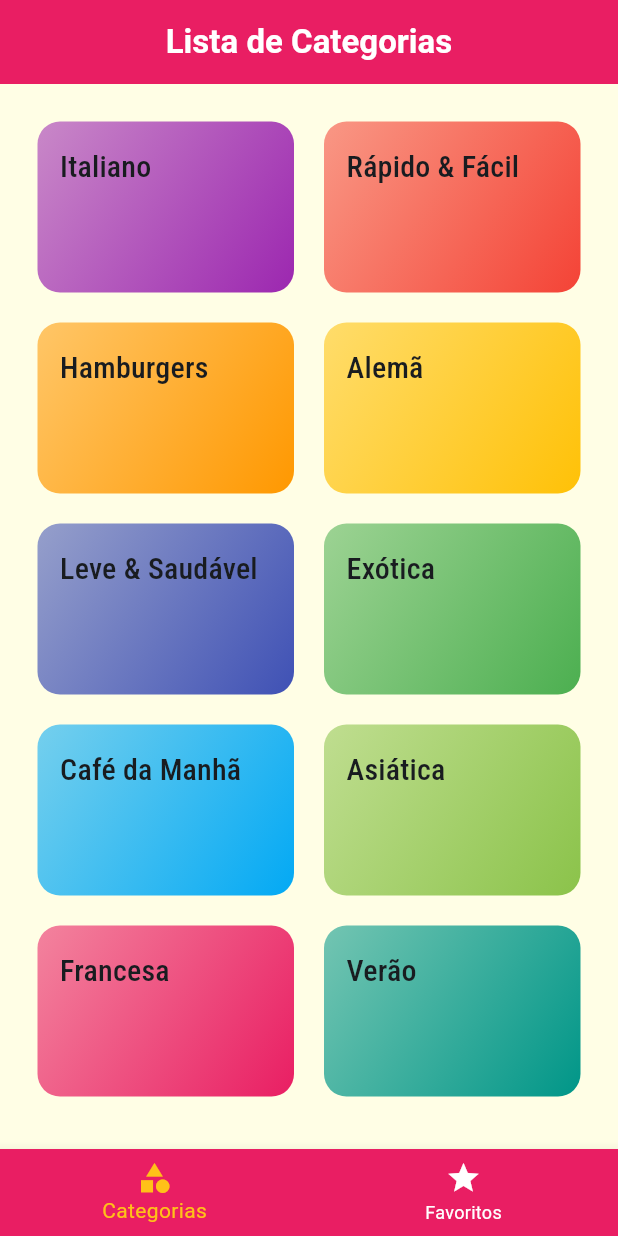
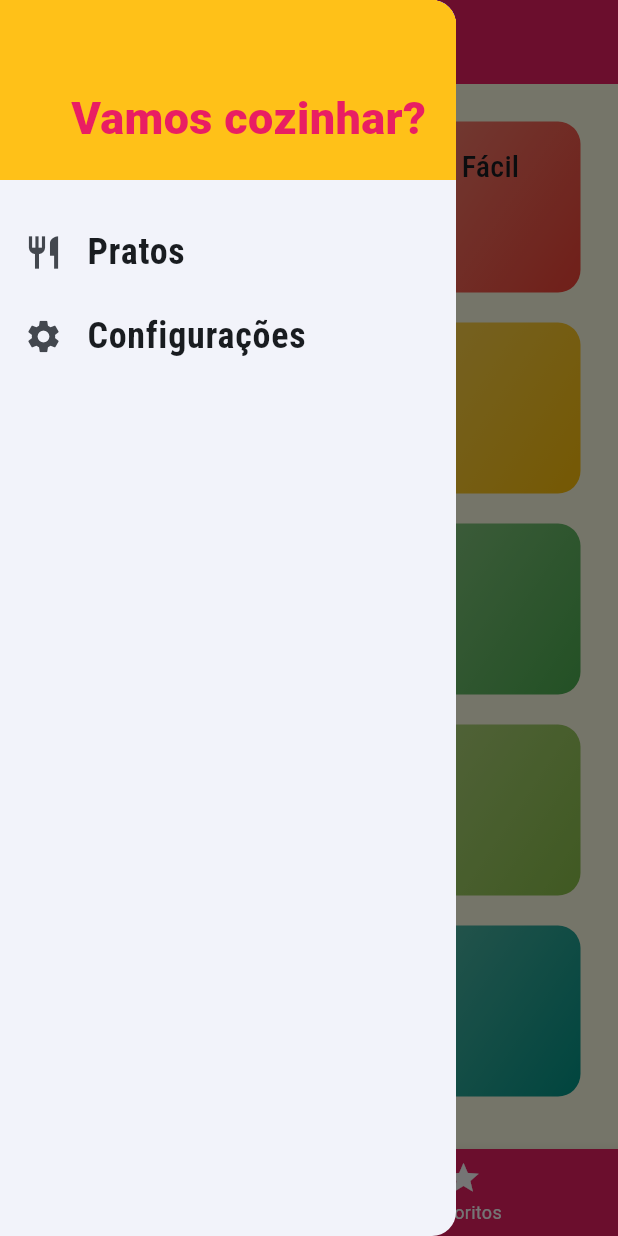
Before and after one commit to And5reas/comida, a Flutter app: the screen it shows after launch, with the side drawer open (before the commit the screen has no drawer), on a phone screen of 412 x 824 dp. Run offline on Flutter 3.47's test engine with Material 3 defaults, Android fonts, the light colour scheme and no system bars.

Commit message:
Created Drawer

```diff
--- /dev/null
+++ b/lib/components/main_drawer.dart
@@ -0,0 +1,50 @@
+import 'package:flutter/material.dart';
+
+class MainDrawer extends StatelessWidget {
+  Widget _createItem(IconData icon, String label) {
+    return ListTile(
+      leading: Icon(
+        icon,
+        size: 26,
+      ),
+      title: Text(
+        label,
+        style: TextStyle(
+          fontFamily: 'RobotoCondensed',
+          fontSize: 24,
+          fontWeight: FontWeight.bold,
+        ),
+      ),
+      onTap: () {},
+    );
+  }
+
+  const MainDrawer({super.key});
+
+  @override
+  Widget build(BuildContext context) {
+    return Drawer(
+      child: Column(
+        children: [
+          Container(
+            height: 120,
+            width: double.infinity,
+            padding: EdgeInsets.all(20),
+            color: Theme.of(context).colorScheme.secondary,
+            alignment: Alignment.bottomRight,
+            child: Text(
+              'Vamos cozinhar?',
+              style: TextStyle(
+                  fontSize: 30,
+                  color: Theme.of(context).primaryColor,
+                  fontWeight: FontWeight.w900),
+            ),
+          ),
+          SizedBox(height: 20),
+          _createItem(Icons.restaurant, 'Pratos'),
+          _createItem(Icons.settings, 'Configurações'),
+        ],
+      ),
+    );
+  }
+}
--- a/lib/screens/tabs_screen.dart
+++ b/lib/screens/tabs_screen.dart
@@ -1,5 +1,6 @@
 import 'package:comida/screens/categories_screen.dart';
 import 'package:comida/screens/favorite_screen.dart';
+import 'package:comida/components/main_drawer.dart';
 import 'package:flutter/material.dart';
 
 class TabsScreen extends StatefulWidget {
@@ -54,6 +55,7 @@ class _TabsScreenState extends State<TabsScreen> {
           ),
         ],
       ),
+      drawer: MainDrawer(),
     );
   }
 }
```
